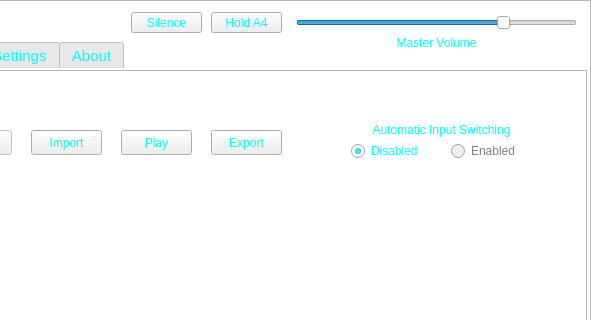
The window that soundbenchmain.ui (TheDaemoness/Soundbench) describes before a commit, drawn with Qt 5; both pictures show x 474 to 1065 and y 0 to 320 of the 1065 by 573 pixel window.
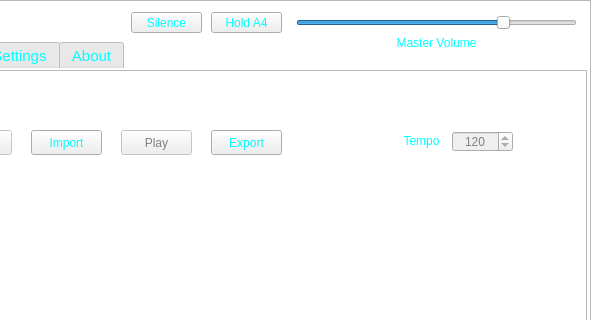
The same window after the commit. The open tabs and pages were chosen to show the change. Icons and pictures are not drawn.

Patch:
```diff
--- a/soundbenchmain.ui
+++ b/soundbenchmain.ui
@@ -241,6 +241,10 @@
 QSpinBox:focus {
 	border-image: url(:/spinbox/spinbox_frame_edit.png);
 }
+QSpinBox:disabled{
+	border-image: url(:/spinbox/spinbox_frame_disabled.png);
+	color: gray;
+}
 QSpinBox::up-button {
 	height: 11px;
 	width: 20px;
@@ -257,12 +261,19 @@
 QSpinBox::up-button:pressed {
 	border-image: url(:/spinbox/spinbox_upper_pressed.png);
 }
+QSpinBox::up-button:disabled {
+	border-image: url(:/spinbox/spinbox_upper_disabled.png);
+}
+
 QSpinBox::down-button:hover {
 	border-image: url(:/spinbox/spinbox_lower_hover.png);
 }
 QSpinBox::down-button:pressed {
 	border-image: url(:/spinbox/spinbox_lower_pressed.png);
 }
+QSpinBox::down-button:disabled {
+	border-image: url(:/spinbox/spinbox_lower_disabled.png);
+}
 
 QPushButton {
 	border-image: url(:/buttons/button75_idle.png);
@@ -527,64 +538,9 @@
        <string>Record</string>
       </property>
      </widget>
-     <widget class="QLabel" name="inputSwitchingLabel">
-      <property name="geometry">
-       <rect>
-        <x>800</x>
-        <y>50</y>
-        <width>221</width>
-        <height>20</height>
-       </rect>
-      </property>
-      <property name="toolTip">
-       <string>Automatically switch to a MIDI input if one becomes available (or not).
-Coming in version 0.3.0.</string>
-      </property>
-      <property name="text">
-       <string>Automatic Input Switching</string>
-      </property>
-      <property name="alignment">
-       <set>Qt::AlignCenter</set>
-      </property>
-     </widget>
-     <widget class="QRadioButton" name="radioButton">
-      <property name="geometry">
-       <rect>
-        <x>820</x>
-        <y>70</y>
-        <width>91</width>
-        <height>22</height>
-       </rect>
-      </property>
-      <property name="text">
-       <string>Disabled</string>
-      </property>
-      <property name="checked">
-       <bool>true</bool>
-      </property>
-     </widget>
-     <widget class="QRadioButton" name="autoInputEnabled">
-      <property name="enabled">
-       <bool>false</bool>
-      </property>
-      <property name="geometry">
-       <rect>
-        <x>920</x>
-        <y>70</y>
-        <width>81</width>
-        <height>22</height>
-       </rect>
-      </property>
-      <property name="text">
-       <string>Enabled</string>
-      </property>
-      <property name="checked">
-       <bool>false</bool>
-      </property>
-     </widget>
      <widget class="QPushButton" name="playButton">
       <property name="enabled">
-       <bool>true</bool>
+       <bool>false</bool>
       </property>
       <property name="geometry">
        <rect>
@@ -675,6 +631,53 @@
        <set>Qt::AlignCenter</set>
       </property>
      </widget>
+     <widget class="QSpinBox" name="tempoBox">
+      <property name="enabled">
+       <bool>false</bool>
+      </property>
+      <property name="geometry">
+       <rect>
+        <x>921</x>
+        <y>61</y>
+        <width>61</width>
+        <height>21</height>
+       </rect>
+      </property>
+      <property name="toolTip">
+       <string>&lt;html&gt;&lt;head/&gt;&lt;body&gt;&lt;p&gt;&lt;br/&gt;&lt;/p&gt;&lt;/body&gt;&lt;/html&gt;</string>
+      </property>
+      <property name="alignment">
+       <set>Qt::AlignCenter</set>
+      </property>
+      <property name="minimum">
+       <number>12</number>
+      </property>
+      <property name="maximum">
+       <number>360</number>
+      </property>
+      <property name="singleStep">
+       <number>12</number>
+      </property>
+      <property name="value">
+       <number>120</number>
+      </property>
+     </widget>
+     <widget class="QLabel" name="tempoLabel">
+      <property name="geometry">
+       <rect>
+        <x>860</x>
+        <y>61</y>
+        <width>61</width>
+        <height>20</height>
+       </rect>
+      </property>
+      <property name="text">
+       <string>Tempo</string>
+      </property>
+      <property name="alignment">
+       <set>Qt::AlignCenter</set>
+      </property>
+     </widget>
     </widget>
     <widget class="QWidget" name="tabMacro">
      <attribute name="title">
```
Left out of the diff: 171 changed lines with no effect on the pictures.
